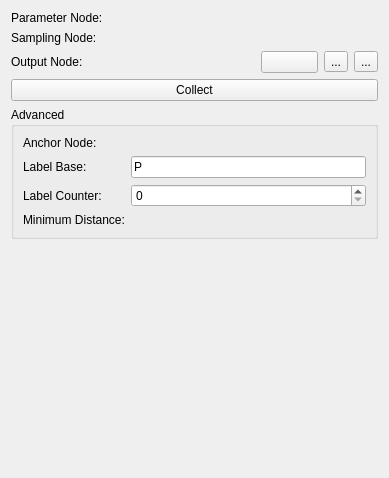
This is CollectPoints/Resources/UI/qSlicerCollectPointsModule.ui in SlicerIGT/SlicerIGT as Qt 5 draws it before an edit. The edited form follows.
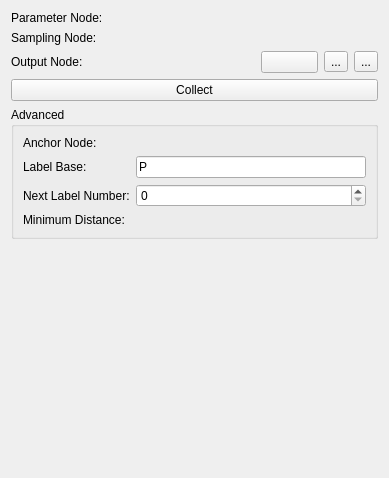
This is the edited form. Icons and pictures are not drawn. Custom widgets are drawn as their Qt base class.

```diff
--- a/CollectPoints/Resources/UI/qSlicerCollectPointsModule.ui
+++ b/CollectPoints/Resources/UI/qSlicerCollectPointsModule.ui
@@ -167,7 +167,7 @@
       <item row="3" column="0">
        <widget class="QLabel" name="LabelCounterLabel">
         <property name="text">
-         <string>Label Counter:</string>
+         <string>Next Label Number:</string>
         </property>
        </widget>
       </item>
```
Left out of the diff: 10 changed lines with no effect on the pictures.
